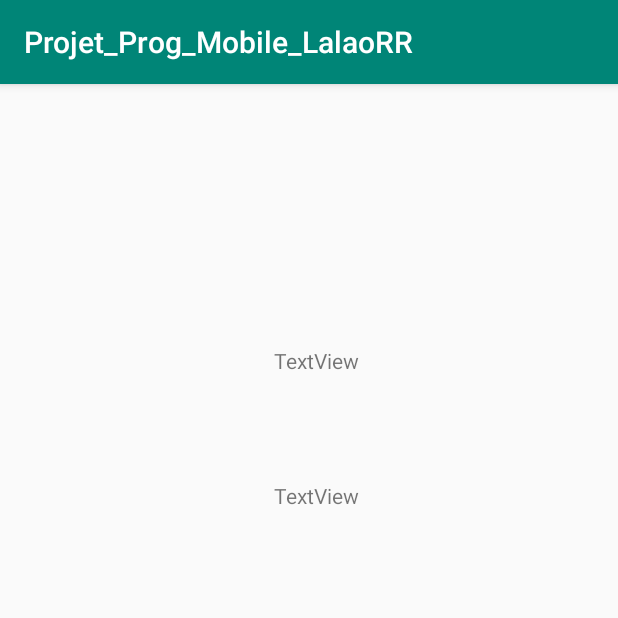
After one commit to Lalaorr/Projet_Prog_Mobile_LalaoRR, an Android app: the Detailed_amiibogoss screen opened directly, with no data from a screen before it, on a phone screen of 412 x 824 dp, the top half of it. The commit adds this screen. Run offline under Robolectric (Android 15) with nearby library versions, the phone set to English and light mode, and no system bars.

Commit message:
Still not working

```diff
--- a/app/src/main/AndroidManifest.xml
+++ b/app/src/main/AndroidManifest.xml
@@ -1,7 +1,8 @@
 <?xml version="1.0" encoding="utf-8"?>
 <manifest xmlns:android="http://schemas.android.com/apk/res/android"
     package="com.vogella.projet_prog_mobile_lalaorr">
-    <uses-permission android:name="android.permission.INTERNET"/>
+
+    <uses-permission android:name="android.permission.INTERNET" />
 
     <application
         android:allowBackup="true"
@@ -10,6 +11,7 @@
         android:roundIcon="@mipmap/ic_launcher_round"
         android:supportsRtl="true"
         android:theme="@style/AppTheme">
+        <activity android:name=".Detailed_amiibogoss"></activity>
         <activity android:name=".MainActivity">
             <intent-filter>
                 <action android:name="android.intent.action.MAIN" />
--- /dev/null
+++ b/app/src/main/java/com/vogella/projet_prog_mobile_lalaorr/Detailed_amiibogoss.java
@@ -0,0 +1,13 @@
+package com.vogella.projet_prog_mobile_lalaorr;
+
+import android.support.v7.app.AppCompatActivity;
+import android.os.Bundle;
+
+public class Detailed_amiibogoss extends AppCompatActivity {
+
+    @Override
+    protected void onCreate(Bundle savedInstanceState) {
+        super.onCreate(savedInstanceState);
+        setContentView(R.layout.activity_detailed_amiibogoss);
+    }
+}
--- a/app/src/main/java/com/vogella/projet_prog_mobile_lalaorr/MainActivity.java
+++ b/app/src/main/java/com/vogella/projet_prog_mobile_lalaorr/MainActivity.java
@@ -1,6 +1,7 @@
 package com.vogella.projet_prog_mobile_lalaorr;
 
 import android.app.Activity;
+import android.content.Intent;
 import android.os.Bundle;
 import android.support.v7.app.AppCompatActivity;
 import android.support.v7.widget.RecyclerView;
@@ -33,4 +34,10 @@ public class MainActivity extends AppCompatActivity {
         mAdapter = new MyAdapter(amiibogossList);
         recyclerView.setAdapter(mAdapter);
     }
+
+    public void DetailAmiibogoss()
+    {
+        Intent detailAmiibogoss = new Intent(this, Detailed_amiibogoss.class);
+        startActivity(detailAmiibogoss);
+    }
 }
--- a/app/src/main/java/com/vogella/projet_prog_mobile_lalaorr/MyAdapter.java
+++ b/app/src/main/java/com/vogella/projet_prog_mobile_lalaorr/MyAdapter.java
@@ -1,7 +1,9 @@
 package com.vogella.projet_prog_mobile_lalaorr;
 
 import java.util.List;
+import com.vogella.projet_prog_mobile_lalaorr.MainActivity;
 
+import android.content.Intent;
 import android.support.v7.widget.RecyclerView;
 import android.view.LayoutInflater;
 import android.view.View;
@@ -12,6 +14,7 @@ import android.widget.TextView;
 
 public class MyAdapter extends RecyclerView.Adapter<MyAdapter.ViewHolder> {
     private List<Amiibogoss> values;
+    private Intent detailAmiibogoss;
 
     // Provide a reference to the views for each data item
     // Complex data items may need more than one view per item, and
@@ -62,13 +65,11 @@ public class MyAdapter extends RecyclerView.Adapter<MyAdapter.ViewHolder> {
         // - get element from your dataset at this position
         // - replace the contents of the view with that element
         final Amiibogoss selectedAmiibogoss = values.get(position);
-        holder.txtHeader.setText(selectedAmiibogoss.getCharacter()+selectedAmiibogoss.getAmiiboSeries());
-        holder.txtHeader.setOnClickListener(new OnClickListener() {
-            @Override
-            public void onClick(View v) {
-                remove(position);
-            }
-        });
+        holder.txtHeader.setText(selectedAmiibogoss.getCharacter()/*+selectedAmiibogoss.getAmiiboSeries()*/);
+        /*holder.txtHeader.setOnClickListener(
+                Intent detailAmiibogoss = new Intent(this, Detailed_amiibogoss.class);
+                startActivity(detailAmiibogoss);
+        );*/
 
         holder.txtFooter.setText("Game : " + selectedAmiibogoss.getGameSeries());
     }
--- /dev/null
+++ b/app/src/main/res/layout/activity_detailed_amiibogoss.xml
@@ -0,0 +1,34 @@
+<?xml version="1.0" encoding="utf-8"?>
+<android.support.constraint.ConstraintLayout xmlns:android="http://schemas.android.com/apk/res/android"
+    xmlns:app="http://schemas.android.com/apk/res-auto"
+    xmlns:tools="http://schemas.android.com/tools"
+    android:layout_width="match_parent"
+    android:layout_height="match_parent"
+    tools:context=".Detailed_amiibogoss">
+
+    <TextView
+        android:id="@+id/amiibogoss_header"
+        android:layout_width="wrap_content"
+        android:layout_height="wrap_content"
+        android:layout_marginStart="8dp"
+        android:layout_marginBottom="8dp"
+        android:text="TextView"
+        app:layout_constraintBottom_toTopOf="@+id/amiibogoss_detail"
+        app:layout_constraintEnd_toEndOf="parent"
+        app:layout_constraintHorizontal_bias="0.502"
+        app:layout_constraintStart_toStartOf="parent"
+        app:layout_constraintTop_toTopOf="parent"
+        app:layout_constraintVertical_bias="0.736" />
+
+    <TextView
+        android:id="@+id/amiibogoss_detail"
+        android:layout_width="wrap_content"
+        android:layout_height="wrap_content"
+        android:layout_marginStart="8dp"
+        android:layout_marginBottom="484dp"
+        android:text="TextView"
+        app:layout_constraintBottom_toBottomOf="parent"
+        app:layout_constraintEnd_toEndOf="parent"
+        app:layout_constraintHorizontal_bias="0.502"
+        app:layout_constraintStart_toStartOf="parent" />
+</android.support.constraint.ConstraintLayout>
```
